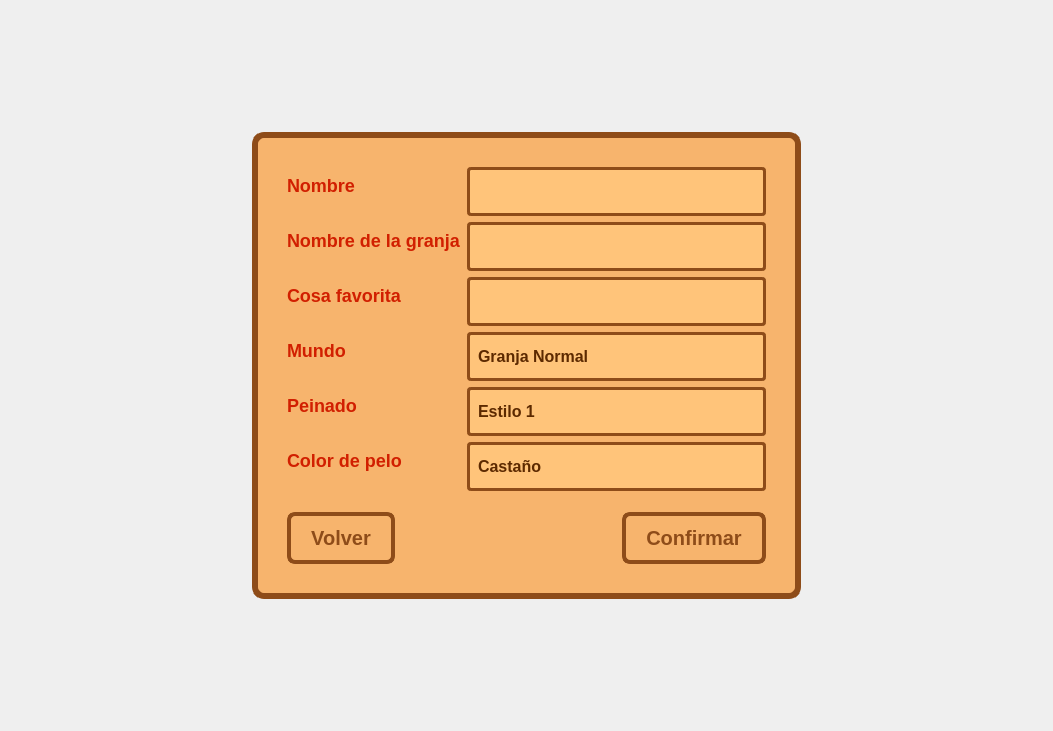
The window that client/ui/pantallaprincipal.ui (notconra/Stardew_Valley-Taller_de_Programacion-Veiga-Grupo_17) describes before a commit, drawn with Qt 5.
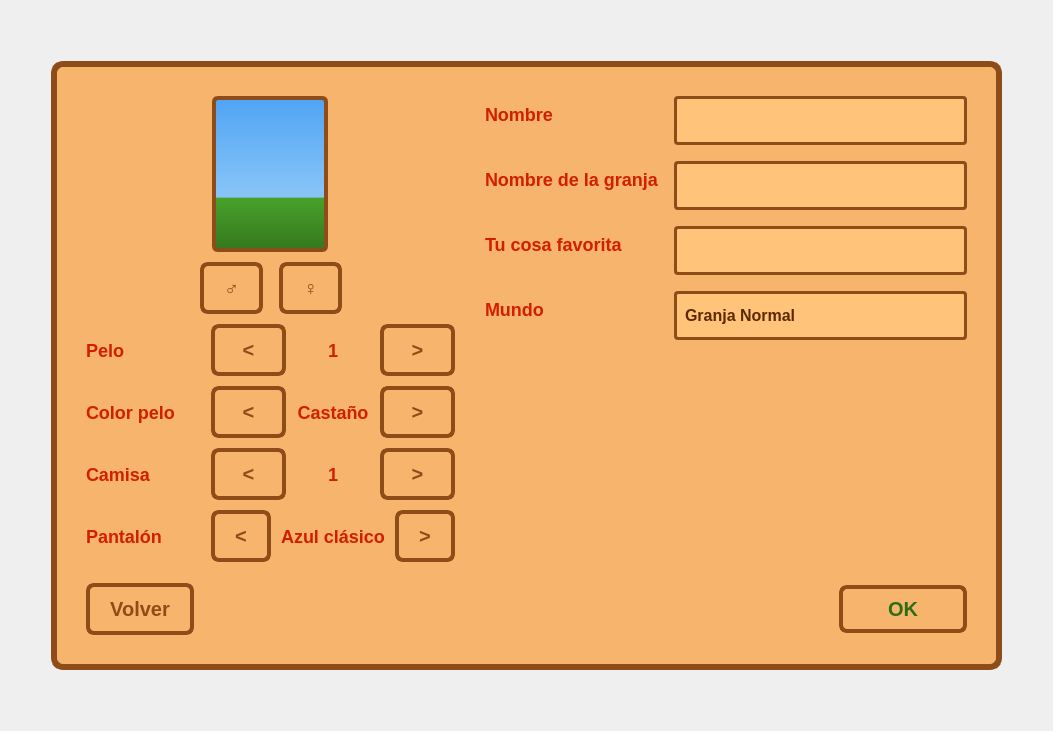
The same window after the commit. The open tabs and pages were chosen to show the change.

Commit message: feat(ui): implementar selector y previsualizacion de personaje a través del menú

```diff
--- a/client/ui/pantallaprincipal.ui
+++ b/client/ui/pantallaprincipal.ui
@@ -184,6 +184,85 @@
     font-family: &quot;Courier New&quot;;
     border: 2px solid #8e4c19;
     padding: 4px;
+}
+
+QLabel#label_previsualizacion_personaje {
+    background: qlineargradient(x1:0, y1:0, x2:0, y2:1, stop:0 #4fa4f4, stop:0.65 #89c5f8, stop:0.66 #48a02a, stop:1 #35781e);
+    border: 4px solid #8e4c19;
+    border-radius: 6px;
+}
+
+QPushButton.btn_flecha {
+    background-color: #ffc47a;
+    border: 3px solid #8e4c19;
+    border-radius: 4px;
+    font-size: 16px;
+    font-weight: bold;
+    color: #8e4c19;
+    min-width: 28px;
+    max-width: 28px;
+    min-height: 28px;
+    max-height: 28px;
+    padding: 0px;
+}
+
+QPushButton.btn_flecha:hover {
+    background-color: #ffd89e;
+}
+
+QPushButton.btn_flecha:pressed {
+    background-color: #d8964d;
+    padding-top: 2px;
+}
+
+QPushButton.btn_genero {
+    background-color: #ffc47a;
+    border: 3px solid #8e4c19;
+    border-radius: 6px;
+    font-size: 22px;
+    font-weight: bold;
+    min-width: 44px;
+    max-width: 44px;
+    min-height: 44px;
+    max-height: 44px;
+    padding: 0px;
+}
+
+QPushButton.btn_genero:hover {
+    background-color: #ffd89e;
+}
+
+QPushButton.btn_genero:checked {
+    background-color: #ffd89e;
+    border: 3px solid #d11f00;
+}
+
+QLabel.label_valor_selector {
+    color: #5c2900;
+    font-size: 15px;
+    font-weight: bold;
+    min-width: 130px;
+    max-width: 130px;
+    qproperty-alignment: AlignCenter;
+}
+
+QPushButton#btn_confirmar_personaje {
+    min-width: 80px;
+    font-size: 20px;
+    font-weight: bold;
+    color: #2b6d17;
+    border: 4px solid #8e4c19;
+    padding: 8px 20px;
+}
+
+QPushButton#btn_confirmar_personaje:hover {
+    background-color: #ffd89e;
+    color: #3b9020;
+}
+
+QPushButton#btn_confirmar_personaje:pressed {
+    background-color: #d8964d;
+    padding-top: 10px;
 }</string>
       </property>
       <property name="currentIndex">
@@ -347,109 +426,376 @@
           </property>
           <layout class="QVBoxLayout" name="verticalLayout">
            <item>
-            <layout class="QFormLayout" name="formLayout">
-             <item row="0" column="0">
-              <widget class="QLabel" name="label_2">
-               <property name="text">
-                <string>Nombre</string>
+            <layout class="QHBoxLayout" name="layout_formulario_y_preview">
+             <property name="spacing">
+              <number>30</number>
+             </property>
+             <item>
+              <layout class="QVBoxLayout" name="layout_columna_izquierda">
+               <property name="spacing">
+                <number>10</number>
                </property>
-              </widget>
-             </item>
-             <item row="0" column="1">
-              <widget class="QLineEdit" name="input_nombre"/>
-             </item>
-             <item row="1" column="0">
-              <widget class="QLabel" name="label_3">
-               <property name="text">
-                <string>Nombre de la granja</string>
-               </property>
-              </widget>
-             </item>
-             <item row="1" column="1">
-              <widget class="QLineEdit" name="input_nombre_granja"/>
-             </item>
-             <item row="2" column="0">
-              <widget class="QLabel" name="label_4">
-               <property name="text">
-                <string>Cosa favorita</string>
-               </property>
-              </widget>
-             </item>
-             <item row="2" column="1">
-              <widget class="QLineEdit" name="input_cosa_fav"/>
-             </item>
-             <item row="3" column="0">
-              <widget class="QLabel" name="label_mundo">
-               <property name="text">
-                <string>Mundo</string>
-               </property>
-              </widget>
-             </item>
-             <item row="3" column="1">
-              <widget class="QComboBox" name="combo_mundo">
-               <item>
-                <property name="text">
-                 <string>Granja Normal</string>
-                </property>
+               <item alignment="Qt::AlignCenter">
+                <widget class="QLabel" name="label_previsualizacion_personaje">
+                 <property name="minimumSize">
+                  <size>
+                   <width>116</width>
+                   <height>156</height>
+                  </size>
+                 </property>
+                 <property name="maximumSize">
+                  <size>
+                   <width>116</width>
+                   <height>156</height>
+                  </size>
+                 </property>
+                 <property name="alignment">
+                  <set>Qt::AlignmentFlag::AlignCenter</set>
+                 </property>
+                </widget>
                </item>
-              </widget>
-             </item>
-             <item row="4" column="0">
-              <widget class="QLabel" name="label_peinado">
-               <property name="text">
-                <string>Peinado</string>
-               </property>
-              </widget>
-             </item>
-             <item row="4" column="1">
-              <widget class="QComboBox" name="combo_peinado">
                <item>
-                <property name="text">
-                 <string>Estilo 1</string>
-                </property>
+                <layout class="QHBoxLayout" name="layout_botones_genero">
+                 <property name="spacing">
+                  <number>16</number>
+                 </property>
+                 <item>
+                  <spacer name="espaciador_genero_izq">
+                   <property name="orientation">
+                    <enum>Qt::Orientation::Horizontal</enum>
+                   </property>
+                   <property name="sizeHint" stdset="0">
+                    <size>
+                     <width>20</width>
+                     <height>20</height>
+                    </size>
+                   </property>
+                  </spacer>
+                 </item>
+                 <item>
+                  <widget class="QPushButton" name="btn_genero_masculino">
+                   <property name="text">
+                    <string>♂</string>
+                   </property>
+                   <property name="checkable">
+                    <bool>true</bool>
+                   </property>
+                   <property name="checked">
+                    <bool>true</bool>
+                   </property>
+                   <property name="autoExclusive">
+                    <bool>true</bool>
+                   </property>
+                   <property name="class" stdset="0">
+                    <string>btn_genero</string>
+                   </property>
+                  </widget>
+                 </item>
+                 <item>
+                  <widget class="QPushButton" name="btn_genero_femenino">
+                   <property name="text">
+                    <string>♀</string>
+                   </property>
+                   <property name="checkable">
+                    <bool>true</bool>
+                   </property>
+                   <property name="autoExclusive">
+                    <bool>true</bool>
+                   </property>
+                   <property name="class" stdset="0">
+                    <string>btn_genero</string>
+                   </property>
+                  </widget>
+                 </item>
+                 <item>
+                  <spacer name="espaciador_genero_der">
+                   <property name="orientation">
+                    <enum>Qt::Orientation::Horizontal</enum>
+                   </property>
+                   <property name="sizeHint" stdset="0">
+                    <size>
+                     <width>20</width>
+                     <height>20</height>
+                    </size>
+                   </property>
+                  </spacer>
+                 </item>
+                </layout>
                </item>
                <item>
-                <property name="text">
-                 <string>Estilo 2</string>
-                </property>
+                <layout class="QHBoxLayout" name="layout_pelo">
+                 <item>
+                  <widget class="QLabel" name="label_pelo_titulo">
+                   <property name="text">
+                    <string>Pelo</string>
+                   </property>
+                   <property name="minimumSize">
+                    <size>
+                     <width>115</width>
+                     <height>0</height>
+                    </size>
+                   </property>
+                  </widget>
+                 </item>
+                 <item>
+                  <widget class="QPushButton" name="btn_pelo_anterior">
+                   <property name="text">
+                    <string>&lt;</string>
+                   </property>
+                   <property name="class" stdset="0">
+                    <string>btn_flecha</string>
+                   </property>
+                  </widget>
+                 </item>
+                 <item>
+                  <widget class="QLabel" name="label_pelo_valor">
+                   <property name="text">
+                    <string>1</string>
+                   </property>
+                   <property name="alignment">
+                    <set>Qt::AlignmentFlag::AlignCenter</set>
+                   </property>
+                   <property name="class" stdset="0">
+                    <string>label_valor_selector</string>
+                   </property>
+                  </widget>
+                 </item>
+                 <item>
+                  <widget class="QPushButton" name="btn_pelo_siguiente">
+                   <property name="text">
+                    <string>&gt;</string>
+                   </property>
+                   <property name="class" stdset="0">
+                    <string>btn_flecha</string>
+                   </property>
+                  </widget>
+                 </item>
+                </layout>
                </item>
                <item>
-                <property name="text">
-                 <string>Estilo 3</string>
-                </property>
+                <layout class="QHBoxLayout" name="layout_color_pelo">
+                 <item>
+                  <widget class="QLabel" name="label_color_pelo_titulo">
+                   <property name="text">
+                    <string>Color pelo</string>
+                   </property>
+                   <property name="minimumSize">
+                    <size>
+                     <width>115</width>
+                     <height>0</height>
+                    </size>
+                   </property>
+                  </widget>
+                 </item>
+                 <item>
+                  <widget class="QPushButton" name="btn_color_pelo_anterior">
+                   <property name="text">
+                    <string>&lt;</string>
+                   </property>
+                   <property name="class" stdset="0">
+                    <string>btn_flecha</string>
+                   </property>
+                  </widget>
+                 </item>
+                 <item>
+                  <widget class="QLabel" name="label_color_pelo_valor">
+                   <property name="text">
+                    <string>Castaño</string>
+                   </property>
+                   <property name="alignment">
+                    <set>Qt::AlignmentFlag::AlignCenter</set>
+                   </property>
+                   <property name="class" stdset="0">
+                    <string>label_valor_selector</string>
+                   </property>
+                  </widget>
+                 </item>
+                 <item>
+                  <widget class="QPushButton" name="btn_color_pelo_siguiente">
+                   <property name="text">
+                    <string>&gt;</string>
+                   </property>
+                   <property name="class" stdset="0">
+                    <string>btn_flecha</string>
+                   </property>
+                  </widget>
+                 </item>
+                </layout>
                </item>
-              </widget>
-             </item>
-             <item row="5" column="0">
-              <widget class="QLabel" name="label_color_pelo">
-               <property name="text">
-                <string>Color de pelo</string>
-               </property>
-              </widget>
-             </item>
-             <item row="5" column="1">
-              <widget class="QComboBox" name="combo_color_pelo">
                <item>
-                <property name="text">
-                 <string>Castaño</string>
-                </property>
+                <layout class="QHBoxLayout" name="layout_remera">
+                 <item>
+                  <widget class="QLabel" name="label_remera_titulo">
+                   <property name="text">
+                    <string>Camisa</string>
+                   </property>
+                   <property name="minimumSize">
+                    <size>
+                     <width>115</width>
+                     <height>0</height>
+                    </size>
+                   </property>
+                  </widget>
+                 </item>
+                 <item>
+                  <widget class="QPushButton" name="btn_remera_anterior">
+                   <property name="text">
+                    <string>&lt;</string>
+                   </property>
+                   <property name="class" stdset="0">
+                    <string>btn_flecha</string>
+                   </property>
+                  </widget>
+                 </item>
+                 <item>
+                  <widget class="QLabel" name="label_remera_valor">
+                   <property name="text">
+                    <string>1</string>
+                   </property>
+                   <property name="alignment">
+                    <set>Qt::AlignmentFlag::AlignCenter</set>
+                   </property>
+                   <property name="class" stdset="0">
+                    <string>label_valor_selector</string>
+                   </property>
+                  </widget>
+                 </item>
+                 <item>
+                  <widget class="QPushButton" name="btn_remera_siguiente">
+                   <property name="text">
+                    <string>&gt;</string>
+                   </property>
+                   <property name="class" stdset="0">
+                    <string>btn_flecha</string>
+                   </property>
+                  </widget>
+                 </item>
+                </layout>
                </item>
                <item>
-                <property name="text">
-                 <string>Rubio</string>
-                </property>
+                <layout class="QHBoxLayout" name="layout_pantalon">
+                 <item>
+                  <widget class="QLabel" name="label_pantalon_titulo">
+                   <property name="text">
+                    <string>Pantalón</string>
+                   </property>
+                   <property name="minimumSize">
+                    <size>
+                     <width>115</width>
+                     <height>0</height>
+                    </size>
+                   </property>
+                  </widget>
+                 </item>
+                 <item>
+                  <widget class="QPushButton" name="btn_pantalon_anterior">
+                   <property name="text">
+                    <string>&lt;</string>
+                   </property>
+                   <property name="class" stdset="0">
+                    <string>btn_flecha</string>
+                   </property>
+                  </widget>
+                 </item>
+                 <item>
+                  <widget class="QLabel" name="label_pantalon_valor">
+                   <property name="text">
+                    <string>Azul clásico</string>
+                   </property>
+                   <property name="alignment">
+                    <set>Qt::AlignmentFlag::AlignCenter</set>
+                   </property>
+                   <property name="class" stdset="0">
+                    <string>label_valor_selector</string>
+                   </property>
+                  </widget>
+                 </item>
+                 <item>
+                  <widget class="QPushButton" name="btn_pantalon_siguiente">
+                   <property name="text">
+                    <string>&gt;</string>
+                   </property>
+                   <property name="class" stdset="0">
+                    <string>btn_flecha</string>
+                   </property>
+                  </widget>
+                 </item>
+                </layout>
                </item>
+              </layout>
+             </item>
+             <item>
+              <layout class="QVBoxLayout" name="layout_columna_derecha">
+               <property name="spacing">
+                <number>15</number>
+               </property>
                <item>
-                <property name="text">
-                 <string>Negro</string>
-                </property>
+                <layout class="QFormLayout" name="formLayout">
+                 <property name="verticalSpacing">
+                  <number>16</number>
+                 </property>
+                 <item row="0" column="0">
+                  <widget class="QLabel" name="label_2">
+                   <property name="text">
+                    <string>Nombre</string>
+                   </property>
+                  </widget>
+                 </item>
+                 <item row="0" column="1">
+                  <widget class="QLineEdit" name="input_nombre"/>
+                 </item>
+                 <item row="1" column="0">
+                  <widget class="QLabel" name="label_3">
+                   <property name="text">
+                    <string>Nombre de la granja</string>
+                   </property>
+                  </widget>
+                 </item>
+                 <item row="1" column="1">
+                  <widget class="QLineEdit" name="input_nombre_granja"/>
+                 </item>
+                 <item row="2" column="0">
+                  <widget class="QLabel" name="label_4">
+                   <property name="text">
+                    <string>Tu cosa favorita</string>
+                   </property>
+                  </widget>
+                 </item>
+                 <item row="2" column="1">
+                  <widget class="QLineEdit" name="input_cosa_fav"/>
+                 </item>
+                 <item row="3" column="0">
+                  <widget class="QLabel" name="label_mundo">
+                   <property name="text">
+                    <string>Mundo</string>
+                   </property>
+                  </widget>
+                 </item>
+                 <item row="3" column="1">
+                  <widget class="QComboBox" name="combo_mundo">
+                   <item>
+                    <property name="text">
+                     <string>Granja Normal</string>
+                    </property>
+                   </item>
+                  </widget>
+                 </item>
+                </layout>
                </item>
                <item>
-                <property name="text">
-                 <string>Pelirrojo</string>
-                </property>
+                <spacer name="verticalSpacer_derecha">
+                 <property name="orientation">
+                  <enum>Qt::Orientation::Vertical</enum>
+                 </property>
+                 <property name="sizeHint" stdset="0">
+                  <size>
+                   <width>20</width>
+                   <height>40</height>
+                  </size>
+                 </property>
+                </spacer>
                </item>
-              </widget>
+              </layout>
              </item>
             </layout>
            </item>
@@ -494,7 +840,7 @@
              <item>
               <widget class="QPushButton" name="btn_confirmar_personaje">
                <property name="text">
-                <string>Confirmar</string>
+                <string>OK</string>
                </property>
               </widget>
              </item>
```
The commit also changes 11 other files.
